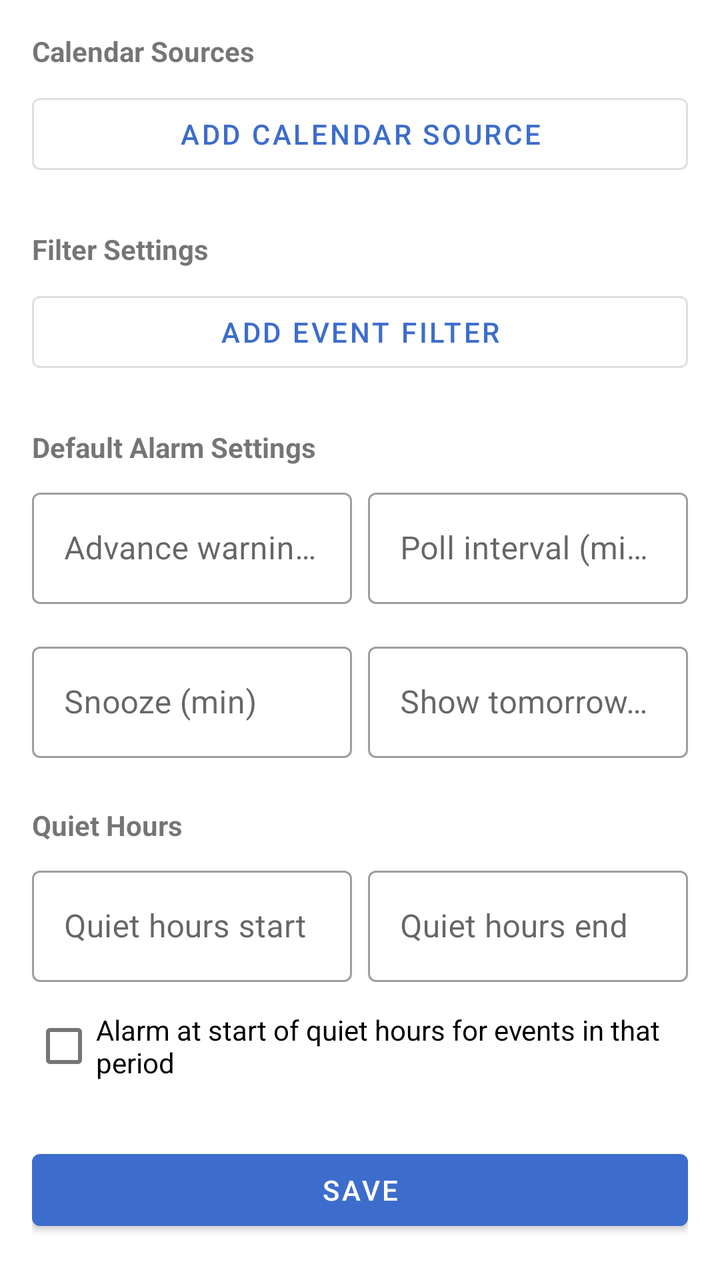
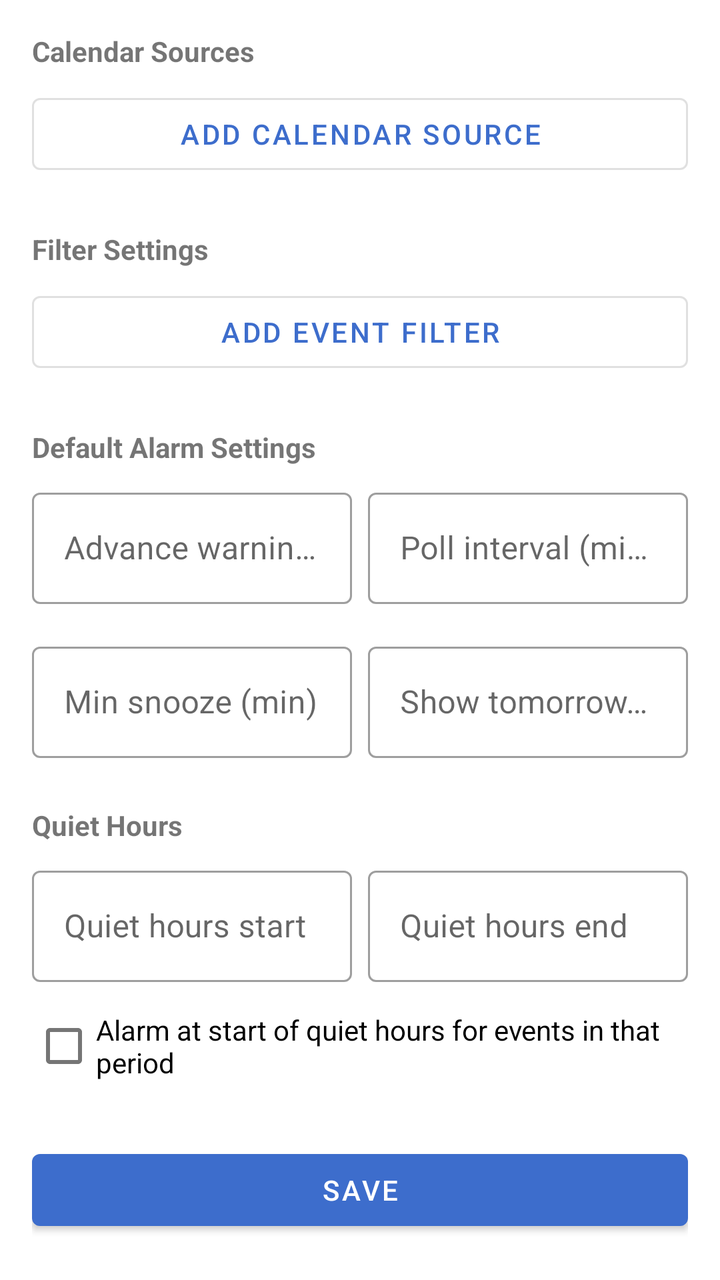

Compare the two renders of this Android layout. The source of the first and the diff that turns it into the second are given below.
<!-- AndroidManifest.xml: application theme Theme.CalendarAlarm -->
<!-- res/layout/activity_settings.xml -->
<?xml version="1.0" encoding="utf-8"?>
<ScrollView xmlns:android="http://schemas.android.com/apk/res/android"
    android:layout_width="match_parent"
    android:layout_height="match_parent">

    <LinearLayout
        android:layout_width="match_parent"
        android:layout_height="wrap_content"
        android:orientation="vertical"
        android:padding="16dp">

        <TextView
            android:layout_width="match_parent"
            android:layout_height="wrap_content"
            android:text="Calendar Sources"
            android:textStyle="bold"
            android:textSize="14sp"
            android:layout_marginBottom="8dp" />

        <LinearLayout
            android:id="@+id/urlSourcesContainer"
            android:layout_width="match_parent"
            android:layout_height="wrap_content"
            android:orientation="vertical" />

        <com.google.android.material.button.MaterialButton
            android:id="@+id/addUrlButton"
            android:layout_width="match_parent"
            android:layout_height="wrap_content"
            android:text="Add calendar source"
            android:layout_marginBottom="24dp"
            style="@style/Widget.MaterialComponents.Button.OutlinedButton" />

        <TextView
            android:layout_width="match_parent"
            android:layout_height="wrap_content"
            android:text="Filter Settings"
            android:textStyle="bold"
            android:textSize="14sp"
            android:layout_marginBottom="8dp" />

        <LinearLayout
            android:id="@+id/filterContainer"
            android:layout_width="match_parent"
            android:layout_height="wrap_content"
            android:orientation="vertical" />

        <com.google.android.material.button.MaterialButton
            android:id="@+id/addFilterButton"
            android:layout_width="match_parent"
            android:layout_height="wrap_content"
            android:text="Add event filter"
            android:layout_marginBottom="24dp"
            style="@style/Widget.MaterialComponents.Button.OutlinedButton" />

        <TextView
            android:layout_width="match_parent"
            android:layout_height="wrap_content"
            android:text="Default Alarm Settings"
            android:textStyle="bold"
            android:textSize="14sp"
            android:layout_marginBottom="8dp" />

        <LinearLayout
            android:layout_width="match_parent"
            android:layout_height="wrap_content"
            android:orientation="horizontal"
            android:layout_marginBottom="16dp">

            <com.google.android.material.textfield.TextInputLayout
                android:layout_width="0dp"
                android:layout_height="wrap_content"
                android:layout_weight="1"
                android:hint="Advance warning (min)"
                android:layout_marginEnd="8dp"
                style="@style/Widget.MaterialComponents.TextInputLayout.OutlinedBox">
                <com.google.android.material.textfield.TextInputEditText
                    android:id="@+id/advanceInput"
                    android:layout_width="match_parent"
                    android:layout_height="wrap_content"
                    android:inputType="number" />
            </com.google.android.material.textfield.TextInputLayout>

            <com.google.android.material.textfield.TextInputLayout
                android:layout_width="0dp"
                android:layout_height="wrap_content"
                android:layout_weight="1"
                android:hint="Poll interval (min)"
                style="@style/Widget.MaterialComponents.TextInputLayout.OutlinedBox">
                <com.google.android.material.textfield.TextInputEditText
                    android:id="@+id/pollIntervalInput"
                    android:layout_width="match_parent"
                    android:layout_height="wrap_content"
                    android:inputType="number" />
            </com.google.android.material.textfield.TextInputLayout>

        </LinearLayout>

        <LinearLayout
            android:layout_width="match_parent"
            android:layout_height="wrap_content"
            android:orientation="horizontal"
            android:layout_marginBottom="24dp">

            <com.google.android.material.textfield.TextInputLayout
                android:layout_width="0dp"
                android:layout_height="wrap_content"
                android:layout_weight="1"
                android:hint="Snooze (min)"
                android:layout_marginEnd="8dp"
                style="@style/Widget.MaterialComponents.TextInputLayout.OutlinedBox">
                <com.google.android.material.textfield.TextInputEditText
                    android:id="@+id/snoozeInput"
                    android:layout_width="match_parent"
                    android:layout_height="wrap_content"
                    android:inputType="number" />
            </com.google.android.material.textfield.TextInputLayout>

            <com.google.android.material.textfield.TextInputLayout
                android:layout_width="0dp"
                android:layout_height="wrap_content"
                android:layout_weight="1"
                android:hint="Show tomorrow at"
                style="@style/Widget.MaterialComponents.TextInputLayout.OutlinedBox">
                <com.google.android.material.textfield.TextInputEditText
                    android:id="@+id/showTomorrowInput"
                    android:layout_width="match_parent"
                    android:layout_height="wrap_content"
                    android:inputType="text"
                    android:maxLength="5" />
            </com.google.android.material.textfield.TextInputLayout>

        </LinearLayout>

        <TextView
            android:layout_width="match_parent"
            android:layout_height="wrap_content"
            android:text="Quiet Hours"
            android:textStyle="bold"
            android:textSize="14sp"
            android:layout_marginBottom="8dp" />

        <LinearLayout
            android:layout_width="match_parent"
            android:layout_height="wrap_content"
            android:orientation="horizontal"
            android:layout_marginBottom="8dp">

            <com.google.android.material.textfield.TextInputLayout
                android:layout_width="0dp"
                android:layout_height="wrap_content"
                android:layout_weight="1"
                android:hint="Quiet hours start"
                android:layout_marginEnd="8dp"
                style="@style/Widget.MaterialComponents.TextInputLayout.OutlinedBox">
                <com.google.android.material.textfield.TextInputEditText
                    android:id="@+id/quietStartInput"
                    android:layout_width="match_parent"
                    android:layout_height="wrap_content"
                    android:inputType="text"
                    android:maxLength="5" />
            </com.google.android.material.textfield.TextInputLayout>

            <com.google.android.material.textfield.TextInputLayout
                android:layout_width="0dp"
                android:layout_height="wrap_content"
                android:layout_weight="1"
                android:hint="Quiet hours end"
                style="@style/Widget.MaterialComponents.TextInputLayout.OutlinedBox">
                <com.google.android.material.textfield.TextInputEditText
                    android:id="@+id/quietEndInput"
                    android:layout_width="match_parent"
                    android:layout_height="wrap_content"
                    android:inputType="text"
                    android:maxLength="5" />
            </com.google.android.material.textfield.TextInputLayout>

        </LinearLayout>

        <CheckBox
            android:id="@+id/quietHoursAlarmCheckbox"
            android:layout_width="match_parent"
            android:layout_height="wrap_content"
            android:text="Alarm at start of quiet hours for events in that period"
            android:layout_marginBottom="24dp" />

        <com.google.android.material.button.MaterialButton
            android:id="@+id/saveButton"
            android:layout_width="match_parent"
            android:layout_height="wrap_content"
            android:text="Save" />

    </LinearLayout>
</ScrollView>
<!-- resources referenced by this layout -->
<resources>
  <style name="Theme.CalendarAlarm" parent="Theme.MaterialComponents.DayNight.DarkActionBar">
          <item name="colorPrimary">#3D6DCC</item>
          <item name="colorPrimaryVariant">#2A4E9C</item>
          <item name="colorOnPrimary">@android:color/white</item>
      </style>
</resources>

<!-- the commit's change to res/layout/activity_settings.xml (unified diff, before → after) -->
@@ -106,7 +106,7 @@
                 android:layout_width="0dp"
                 android:layout_height="wrap_content"
                 android:layout_weight="1"
-                android:hint="Snooze (min)"
+                android:hint="Min snooze (min)"
                 android:layout_marginEnd="8dp"
                 style="@style/Widget.MaterialComponents.TextInputLayout.OutlinedBox">
                 <com.google.android.material.textfield.TextInputEditText
